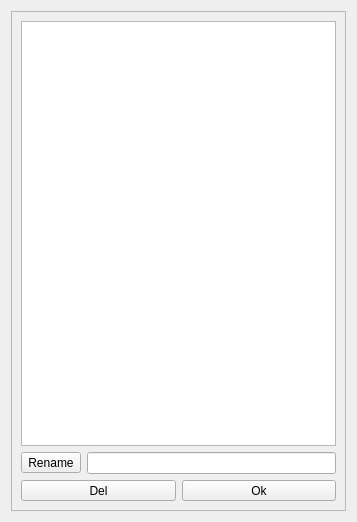
Before: the Qt Designer form src/dlglist.ui in ic005k/Knot-Legacy, drawn with Qt 5.
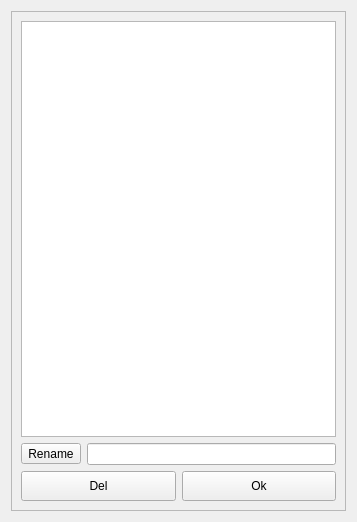
After: the same form once the commit is applied. Icons and pictures are not drawn.

Commit message: Adjusted the elements of the classification window.

Diff of the .ui file:
```diff
--- a/src/dlglist.ui
+++ b/src/dlglist.ui
@@ -78,6 +78,12 @@
             <verstretch>0</verstretch>
            </sizepolicy>
           </property>
+          <property name="minimumSize">
+           <size>
+            <width>0</width>
+            <height>30</height>
+           </size>
+          </property>
           <property name="text">
            <string>Del</string>
           </property>
@@ -91,6 +97,12 @@
             <verstretch>0</verstretch>
            </sizepolicy>
           </property>
+          <property name="minimumSize">
+           <size>
+            <width>0</width>
+            <height>30</height>
+           </size>
+          </property>
           <property name="text">
            <string>Ok</string>
           </property>
```
The commit also changes 2 other files.
